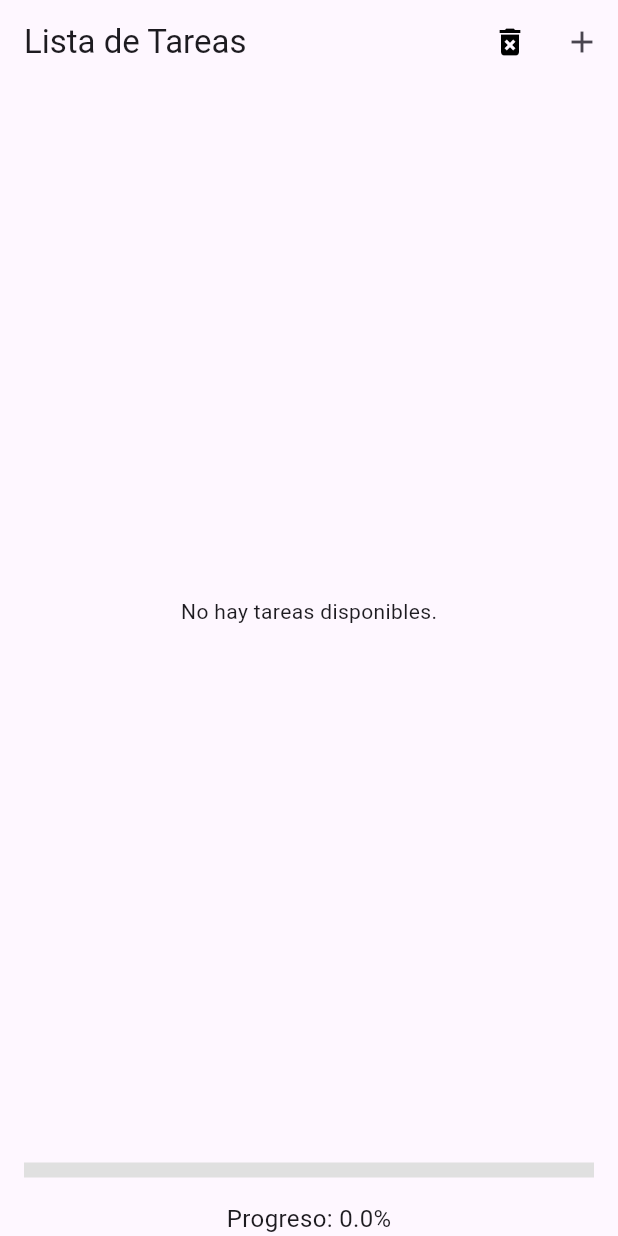
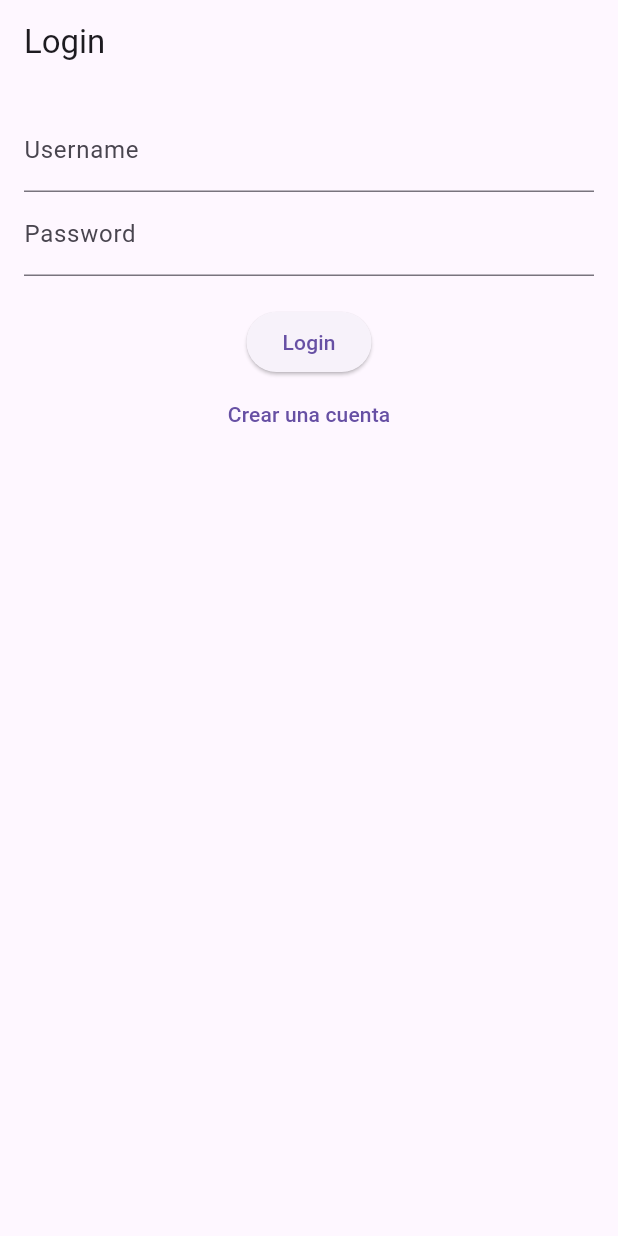
Before and after one commit to Alcx224/project1, a Flutter app: the screen it shows after launch, on a phone screen of 412 x 824 dp. Run offline on Flutter 3.47's test engine with Material 3 defaults, Android fonts, the phone set to English and light mode, and no system bars; our stand-ins replace get.

Commit message:
login y registro

```diff
--- a/lib/main.dart
+++ b/lib/main.dart
@@ -1,5 +1,6 @@
 import 'package:flutter/material.dart';
 import 'package:get/get.dart';
+import 'package:store/ui/pages/login_page.dart';
 
 import 'ui/controllers/TaskBankController.dart';
 import 'ui/controllers/TaskController.dart';
@@ -16,11 +17,15 @@
     // Inicializar los controladores cuando la aplicación comience
     Get.put(TaskController());
     Get.put(TaskBankController());
+    final Map<String, String> users = {
+    'admin': '1234' // Usuario predefinido
+  };
+
 
     return GetMaterialApp(
       debugShowCheckedModeBanner: false,
-      title: 'Lista de Tareas',
-      home: TaskListPage(),
+      title: 'Mi mejor ser',
+      home: LoginPage(users: users),
     );
   }
 }
--- /dev/null
+++ b/lib/ui/pages/login_page.dart
@@ -0,0 +1,55 @@
+import 'package:flutter/material.dart';
+import 'package:get/get.dart';
+import 'home_page.dart';
+import 'register_page.dart';
+
+class LoginPage extends StatelessWidget {
+  final TextEditingController usernameController = TextEditingController();
+  final TextEditingController passwordController = TextEditingController();
+  final Map<String, String> users;
+
+  LoginPage({required this.users});
+
+  @override
+  Widget build(BuildContext context) {
+    return Scaffold(
+      appBar: AppBar(title: Text('Login')),
+      body: Padding(
+        padding: const EdgeInsets.all(16.0),
+        child: Column(
+          children: [
+            TextField(
+              controller: usernameController,
+              decoration: InputDecoration(labelText: 'Username'),
+            ),
+            TextField(
+              controller: passwordController,
+              decoration: InputDecoration(labelText: 'Password'),
+              obscureText: true,
+            ),
+            SizedBox(height: 20),
+            ElevatedButton(
+              onPressed: () {
+                String username = usernameController.text;
+                String password = passwordController.text;
+
+                if (users.containsKey(username) && users[username] == password) {
+                  Get.off(() => TaskListPage()); // Si el login es correcto, navega a la página principal
+                } else {
+                  Get.snackbar('Error', 'Usuario o contraseña incorrectos');
+                }
+              },
+              child: Text('Login'),
+            ),
+            TextButton(
+              onPressed: () {
+                Get.to(() => RegisterPage(users: users)); // Navega a la página de registro
+              },
+              child: Text('Crear una cuenta'),
+            ),
+          ],
+        ),
+      ),
+    );
+  }
+}
```
Also changed, not shown: lib/ui/pages/register_page.dart (added, +50 -0 lines).
